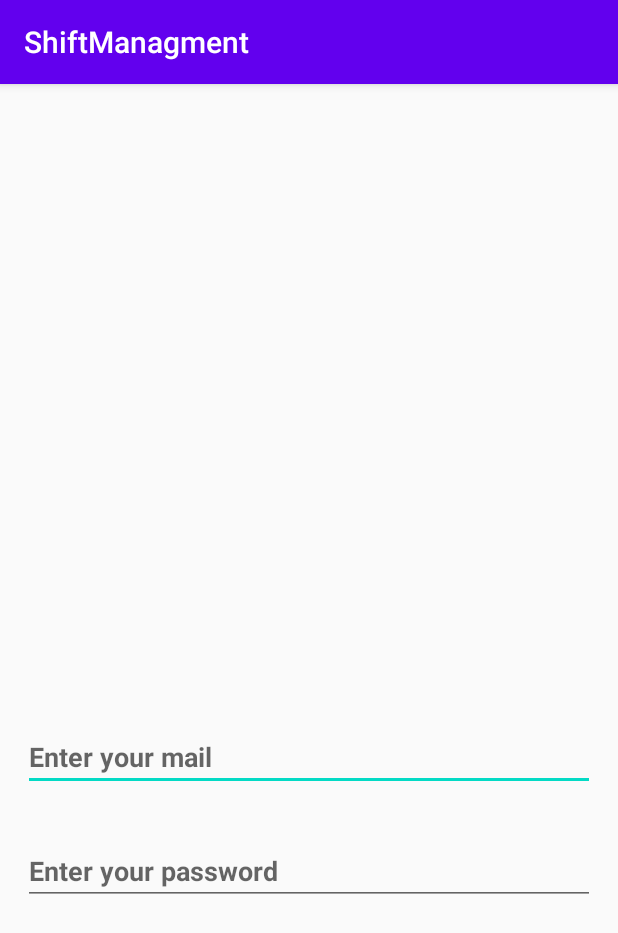
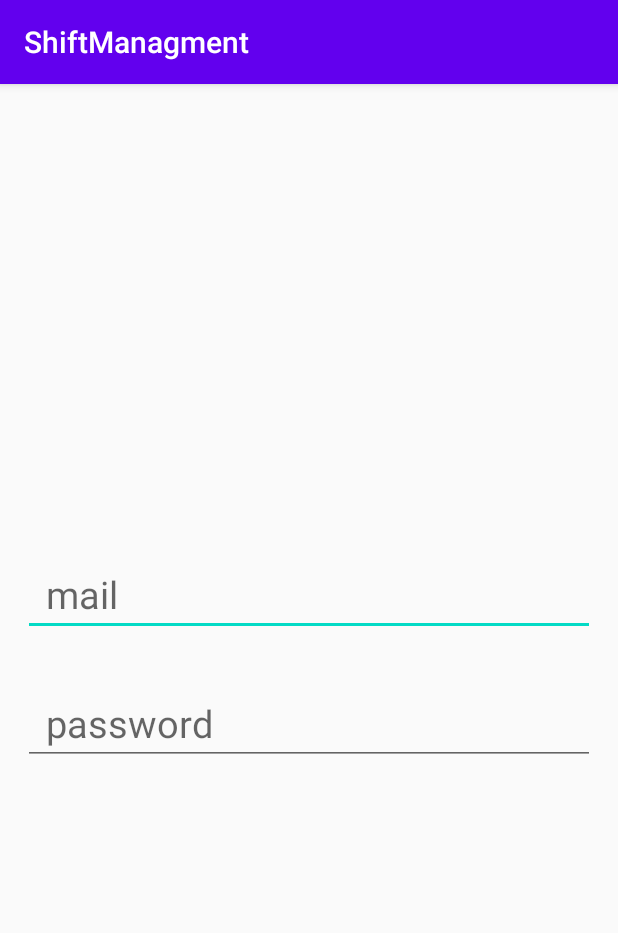
Before and after one commit to Maorm2/ShiftManagment, an Android app: the screen it shows after launch (MainActivity), on a phone screen of 412 x 824 dp. Shown: the top 933 px of the screen. Run offline under Robolectric (Android 15) with nearby library versions, the phone set to English and light mode, and no system bars.

Commit message:
login page

```diff
--- a/app/src/main/res/layout/activity_main.xml
+++ b/app/src/main/res/layout/activity_main.xml
@@ -24,26 +24,40 @@
 
 
         <EditText
+            android:id="@+id/email"
             android:layout_width="match_parent"
-            android:layout_height="45dp"
-            android:layout_margin="15dp"
+            android:layout_height="wrap_content"
             android:layout_marginTop="10dp"
-            android:textColor="@android:color/black"
-            android:hint="Enter your mail"
-            android:textStyle="bold" />
+            android:hint="mail"
+            android:inputType="textEmailAddress"
+            android:maxLines="1"
+            android:paddingStart="15dp"
+            android:singleLine="true"
+            android:textSize="25dp"
+            android:layout_margin="15dp"/>
 
         <EditText
+            android:id="@+id/password"
             android:layout_width="match_parent"
-            android:layout_height="45dp"
-            android:layout_margin="15dp"
+            android:layout_height="wrap_content"
             android:layout_marginTop="10dp"
-            android:textColor="@android:color/black"
-            android:hint="Enter your password"
-            android:textStyle="bold" />
+            android:hint="password"
+            android:inputType="textEmailAddress"
+            android:maxLines="1"
+            android:paddingStart="15dp"
+            android:singleLine="true"
+            android:textSize="25dp"
+            android:layout_margin="15dp"/>
 
 
 </LinearLayout>
 
+    <LinearLayout
+        android:layout_width="match_parent"
+        android:layout_height="wrap_content"
+        android:layout_weight="1">
+
+    </LinearLayout>
 
 
 
```
